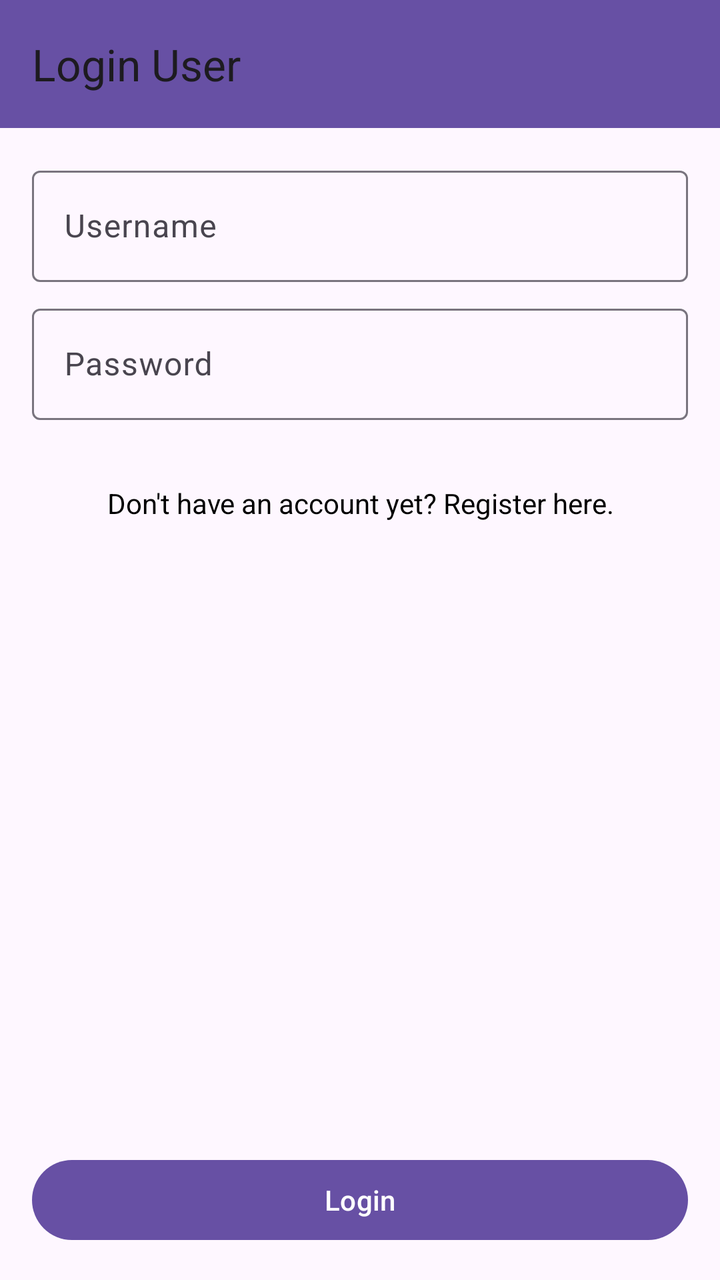
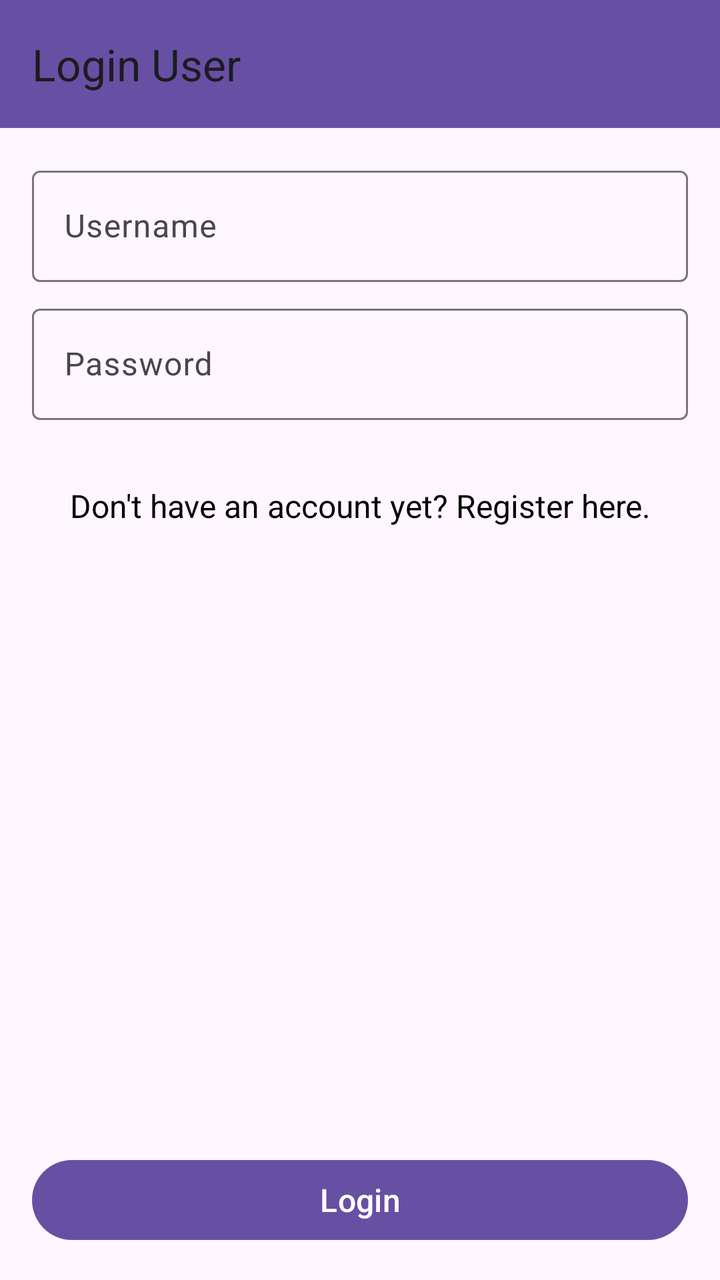

Screens rendered from an Android XML layout before and after an edit, with the pre-edit source and the edit as a unified diff.
<!-- AndroidManifest.xml: application theme Theme.Frontend -->
<!-- res/layout/activity_login_form.xml -->
<?xml version="1.0" encoding="utf-8"?>
<androidx.constraintlayout.widget.ConstraintLayout xmlns:android="http://schemas.android.com/apk/res/android"
    xmlns:app="http://schemas.android.com/apk/res-auto"
    xmlns:tools="http://schemas.android.com/tools"
    android:id="@+id/main"
    android:layout_width="match_parent"
    android:layout_height="match_parent">

    <androidx.appcompat.widget.Toolbar
        android:id="@+id/loginForm_toolbar"
        android:layout_width="match_parent"
        android:layout_height="?attr/actionBarSize"
        android:background="?attr/colorPrimary"
        android:elevation="4dp"
        app:title="Login User"
        app:popupTheme="@style/ThemeOverlay.AppCompat.Light"
        app:layout_constraintTop_toTopOf="parent" />

    <LinearLayout
        android:id="@+id/loginForm_layout"
        android:layout_width="match_parent"
        android:layout_height="wrap_content"
        android:orientation="vertical"
        android:padding="16dp"
        app:layout_constraintTop_toBottomOf="@id/loginForm_toolbar"
        app:layout_constraintStart_toStartOf="parent"
        app:layout_constraintEnd_toEndOf="parent">

        <com.google.android.material.textfield.TextInputLayout
            android:layout_width="match_parent"
            android:layout_height="wrap_content"
            android:layout_marginBottom="8dp">

            <com.google.android.material.textfield.TextInputEditText
                android:id="@+id/form_login_username"
                android:layout_width="match_parent"
                android:layout_height="wrap_content"
                android:hint="@string/form_login_username" />
        </com.google.android.material.textfield.TextInputLayout>

        <com.google.android.material.textfield.TextInputLayout
            android:layout_width="match_parent"
            android:layout_height="wrap_content"
            android:layout_marginBottom="8dp">

            <com.google.android.material.textfield.TextInputEditText
                android:id="@+id/form_login_password"
                android:layout_width="match_parent"
                android:layout_height="wrap_content"
                android:inputType="textPassword"
                android:hint="@string/form_login_password" />
        </com.google.android.material.textfield.TextInputLayout>

        <TextView
            android:id="@+id/noAccountYet"
            android:layout_width="match_parent"
            android:layout_height="wrap_content"
            android:text="@string/don_t_have_an_account_yet_register_here"
            android:textSize="14sp"
            android:gravity="center"
            android:layout_marginTop="24dp"
            android:textColor="@color/black"
            android:clickable="true"
            android:focusable="true" />

    </LinearLayout>

    <com.google.android.material.button.MaterialButton
        android:id="@+id/form_buttonLoginUser"
        android:layout_width="match_parent"
        android:layout_height="wrap_content"
        android:text="@string/loginButton"
        android:layout_margin="16dp"
        app:layout_constraintBottom_toBottomOf="parent"
        app:layout_constraintStart_toStartOf="parent"
        app:layout_constraintEnd_toEndOf="parent" />

</androidx.constraintlayout.widget.ConstraintLayout>
<!-- resources referenced by this layout -->
<resources>
  <color name="black">#FF000000</color>
  <string name="don_t_have_an_account_yet_register_here">Don\'t have an account yet? Register here.</string>
  <string name="form_login_password">Password</string>
  <string name="form_login_username">Username</string>
  <string name="loginButton">Login</string>
  <style name="Theme.Frontend" parent="Base.Theme.Frontend" />
  <style name="Base.Theme.Frontend" parent="Theme.Material3.DayNight.NoActionBar">
          
          
      </style>
</resources>

<!-- the commit's change to res/layout/activity_login_form.xml (unified diff, before → after) -->
@@ -4,7 +4,8 @@
     xmlns:tools="http://schemas.android.com/tools"
     android:id="@+id/main"
     android:layout_width="match_parent"
-    android:layout_height="match_parent">
+    android:layout_height="match_parent"
+    tools:context=".LoginActivity" >
 
     <androidx.appcompat.widget.Toolbar
         android:id="@+id/loginForm_toolbar"
@@ -56,7 +57,7 @@
             android:layout_width="match_parent"
             android:layout_height="wrap_content"
             android:text="@string/don_t_have_an_account_yet_register_here"
-            android:textSize="14sp"
+            android:textSize="16sp"
             android:gravity="center"
             android:layout_marginTop="24dp"
             android:textColor="@color/black"
@@ -71,6 +72,7 @@
         android:layout_height="wrap_content"
         android:text="@string/loginButton"
         android:layout_margin="16dp"
+        android:textSize="16sp"
         app:layout_constraintBottom_toBottomOf="parent"
         app:layout_constraintStart_toStartOf="parent"
         app:layout_constraintEnd_toEndOf="parent" />
